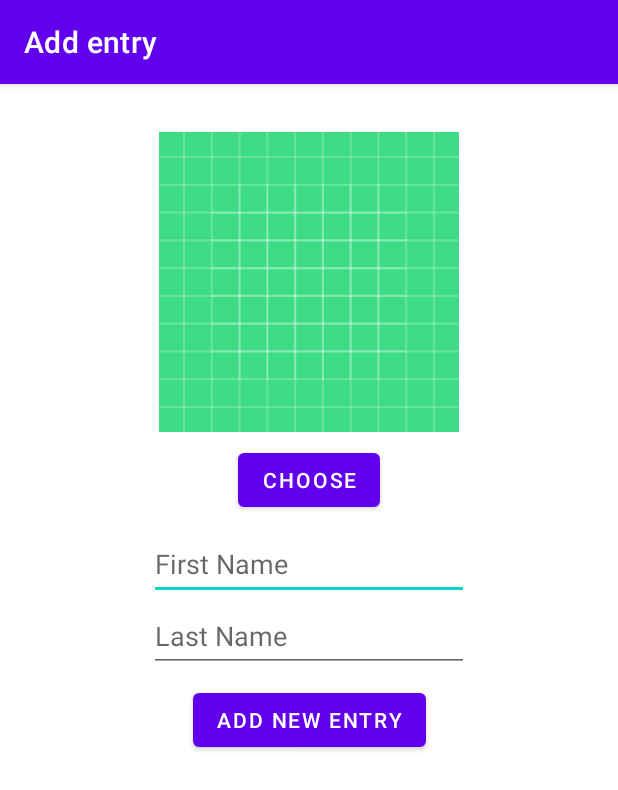
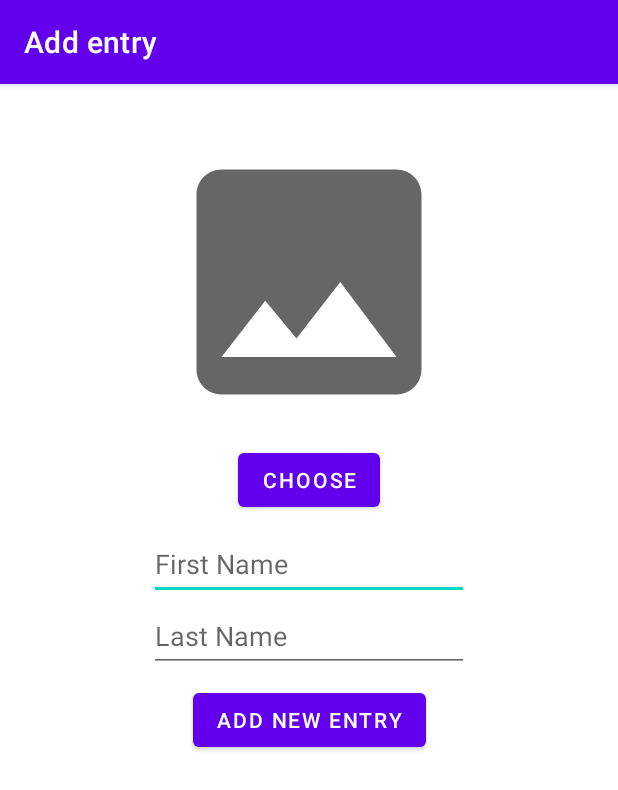
Before and after one commit to haggbart/dat153-namequiz, an Android app: the DatabaseActivity screen opened directly, with no data from a screen before it, after a tap on "Add entry", on a phone screen of 412 x 824 dp. Shown: the top 790 px of the screen. Run offline under Robolectric (Android 15) with nearby library versions, the phone set to English and light mode, and no system bars.

Commit message:
Menu item to sort entries by name (#11)
* menu item to sort entries by names

* case insensitive sort

```diff
--- a/app/src/main/java/com/haggbart/dat153/namequiz/AddEntryActivity.java
+++ b/app/src/main/java/com/haggbart/dat153/namequiz/AddEntryActivity.java
@@ -1,4 +1,6 @@
 package com.haggbart.dat153.namequiz;
+
+import static com.haggbart.dat153.namequiz.helper.ImageHelper.getUri;
 
 import android.content.Intent;
 import android.net.Uri;
@@ -71,6 +73,9 @@ public class AddEntryActivity extends AppCompatActivity implements View.OnClickL
         }
 
         database.isDirty = true;
+        ivImage.setImageURI(getUri(R.drawable.insert_photo));
+        forename.setText("");
+        surname.setText("");
         Toast.makeText(this, String.format("%s %s added to the database", person.getForename(), person.getSurname()), Toast.LENGTH_SHORT).show();
     }
 
--- a/app/src/main/java/com/haggbart/dat153/namequiz/DatabaseActivity.java
+++ b/app/src/main/java/com/haggbart/dat153/namequiz/DatabaseActivity.java
@@ -18,6 +18,9 @@ import com.haggbart.dat153.namequiz.database.People;
 import com.haggbart.dat153.namequiz.person.PersonAdapter;
 import com.haggbart.dat153.namequiz.person.PersonTouchHelper;
 
+import java.util.Comparator;
+import java.util.Locale;
+
 public class DatabaseActivity extends AppCompatActivity {
 
     private static final String TAG = "DatabaseActivity";
@@ -32,7 +35,6 @@ public class DatabaseActivity extends AppCompatActivity {
         setContentView(R.layout.activity_database);
 
         RecyclerView listPeople = findViewById(R.id.listPeople);
-
 
         personAdapter = new PersonAdapter();
 
@@ -51,6 +53,7 @@ public class DatabaseActivity extends AppCompatActivity {
         return true;
     }
 
+    @SuppressLint("NotifyDataSetChanged")
     @Override
     public boolean onOptionsItemSelected(@NonNull MenuItem item) {
         Log.d(TAG, "onOptionsItemSelected: menu item selected: " + item.getTitle());
@@ -59,6 +62,9 @@ public class DatabaseActivity extends AppCompatActivity {
         if (id == R.id.mnuAddEntry) {
             Intent intent = new Intent(this, AddEntryActivity.class);
             startActivity(intent);
+        } else if (id == R.id.mnuSortEntries) {
+            database.getPeople().sort(Comparator.comparing(p -> p.getFullName().toLowerCase(Locale.ROOT)));
+            personAdapter.notifyDataSetChanged();
         }
         return super.onOptionsItemSelected(item);
     }
--- a/app/src/main/java/com/haggbart/dat153/namequiz/person/PersonTouchHelper.java
+++ b/app/src/main/java/com/haggbart/dat153/namequiz/person/PersonTouchHelper.java
@@ -23,7 +23,6 @@ public class PersonTouchHelper extends ItemTouchHelper.Callback {
 
     @Override
     public int getMovementFlags(@NonNull RecyclerView recyclerView, @NonNull RecyclerView.ViewHolder viewHolder) {
-        Log.d(TAG, "getMovementFlags: called");
         return makeMovementFlags(0, ItemTouchHelper.START | ItemTouchHelper.END);
     }
 
--- /dev/null
+++ b/app/src/main/res/drawable/insert_photo.xml
@@ -0,0 +1,10 @@
+<vector xmlns:android="http://schemas.android.com/apk/res/android"
+    android:width="24dp"
+    android:height="24dp"
+    android:viewportWidth="24"
+    android:viewportHeight="24"
+    android:tint="?attr/colorControlNormal">
+  <path
+      android:fillColor="@android:color/white"
+      android:pathData="M21,19V5c0,-1.1 -0.9,-2 -2,-2H5c-1.1,0 -2,0.9 -2,2v14c0,1.1 0.9,2 2,2h14c1.1,0 2,-0.9 2,-2zM8.5,13.5l2.5,3.01L14.5,12l4.5,6H5l3.5,-4.5z"/>
+</vector>
--- a/app/src/main/res/layout/activity_add_entry.xml
+++ b/app/src/main/res/layout/activity_add_entry.xml
@@ -56,7 +56,7 @@
         app:layout_constraintHorizontal_bias="0.5"
         app:layout_constraintStart_toStartOf="parent"
         app:layout_constraintTop_toTopOf="parent"
-        app:srcCompat="@drawable/ic_launcher_background" />
+        app:srcCompat="@drawable/insert_photo" />
 
     <Button
         android:id="@+id/btnChoose"
--- a/app/src/main/res/menu/database_menu.xml
+++ b/app/src/main/res/menu/database_menu.xml
@@ -2,6 +2,10 @@
 <menu xmlns:app="http://schemas.android.com/apk/res-auto"
     xmlns:android="http://schemas.android.com/apk/res/android">
 
+    <item
+        android:id="@+id/mnuSortEntries"
+        android:title="Sort entries"
+        app:showAsAction="never" />
     <item
         android:id="@+id/mnuAddEntry"
         android:icon="@drawable/add_person"
```
